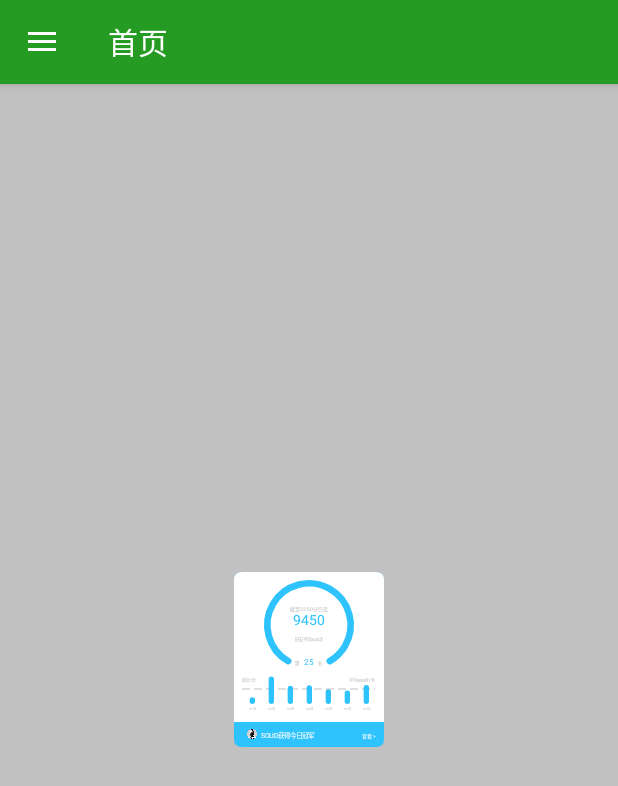
After one commit to burgessjp/MaterialDesignDemo, an Android app: the fragment CustomViewFragment placed in its activity, on a phone screen of 412 x 824 dp. The commit adds this screen. Shown: the top 786 px of the screen. Run offline under Robolectric (Android 15) with nearby library versions, the phone set to English and light mode, and no system bars; our stand-ins replace Picasso; pictures from the network do not load.

Commit message:
增加QQ健康的自定义View

```diff
--- a/app/src/main/java/ren/solid/materialdesigndemo/activity/MainActivity.java
+++ b/app/src/main/java/ren/solid/materialdesigndemo/activity/MainActivity.java
@@ -14,6 +14,7 @@ import ren.solid.materialdesigndemo.R;
 import ren.solid.materialdesigndemo.activity.base.BaseActivity;
 import ren.solid.materialdesigndemo.fragment.AboutFragment;
 import ren.solid.materialdesigndemo.fragment.BlogFragment;
+import ren.solid.materialdesigndemo.fragment.CustomViewFragment;
 import ren.solid.materialdesigndemo.fragment.MainFragment;
 import ren.solid.materialdesigndemo.fragment.base.WebViewFragment;
 import ren.solid.materialdesigndemo.utils.ViewUtils;
@@ -76,6 +77,10 @@ public class MainActivity extends BaseActivity {
                         mToolbar.setTitle("我的博客");
                         switchFragment(BlogFragment.class);
                         break;
+                    case R.id.navigation_item_custom_view:
+                        mToolbar.setTitle("自定义View");
+                        switchFragment(CustomViewFragment.class);
+                        break;
                     case R.id.navigation_item_about:
                         mToolbar.setTitle("关于");
                         switchFragment(AboutFragment.class);
--- /dev/null
+++ b/app/src/main/java/ren/solid/materialdesigndemo/fragment/CustomViewFragment.java
@@ -0,0 +1,27 @@
+package ren.solid.materialdesigndemo.fragment;
+
+import android.graphics.Color;
+import android.view.LayoutInflater;
+import android.view.View;
+import android.view.ViewGroup;
+
+import ren.solid.materialdesigndemo.R;
+import ren.solid.materialdesigndemo.fragment.base.BaseFragment;
+import ren.solid.materialdesigndemo.view.QQHealthView;
+
+/**
+ * Created by _SOLID
+ * Date:2016/4/10
+ * Time:12:54
+ */
+public class CustomViewFragment extends BaseFragment {
+
+    @Override
+    protected View setContentView(LayoutInflater inflater, ViewGroup container) {
+        View view = inflater.inflate(R.layout.fragment_custom_view, container, false);
+        QQHealthView qqHealthView = (QQHealthView) view.findViewById(R.id.qqhealthview);
+        qqHealthView.setSteps(new int[]{100, 15280, 8900, 9200, 6500, 5660, 9450});
+      //  qqHealthView.setThemeColor(Color.parseColor("#00000f"));
+        return view;
+    }
+}
--- a/app/src/main/java/ren/solid/materialdesigndemo/fragment/base/BaseFragment.java
+++ b/app/src/main/java/ren/solid/materialdesigndemo/fragment/base/BaseFragment.java
@@ -26,6 +26,7 @@ public abstract class BaseFragment extends Fragment {
         mContentView = setContentView(inflater, container);
         mContext = getContext();
         mProgressDialog = new ProgressDialog(getMContext());
+        mProgressDialog.setCanceledOnTouchOutside(false);
         init();
         initView();
         initData();
--- /dev/null
+++ b/app/src/main/java/ren/solid/materialdesigndemo/view/QQHealthView.java
@@ -0,0 +1,405 @@
+package ren.solid.materialdesigndemo.view;
+
+import android.content.Context;
+import android.graphics.Bitmap;
+import android.graphics.BitmapFactory;
+import android.graphics.BitmapShader;
+import android.graphics.Canvas;
+import android.graphics.Color;
+import android.graphics.CornerPathEffect;
+import android.graphics.DashPathEffect;
+import android.graphics.Paint;
+import android.graphics.Path;
+import android.graphics.Rect;
+import android.graphics.RectF;
+import android.graphics.Shader;
+import android.support.design.widget.Snackbar;
+import android.util.AttributeSet;
+import android.util.Log;
+import android.view.MotionEvent;
+import android.view.View;
+
+import ren.solid.materialdesigndemo.R;
+import ren.solid.materialdesigndemo.utils.ViewUtils;
+
+/**
+ * Created by _SOLID
+ * Date:2016/4/10
+ * Time:10:35
+ */
+public class QQHealthView extends View {
+
+    private static String TAG = "QQHealthView";
+
+    private int mWidth;//自定义View宽
+    private int mHeight;//自定义View高
+    private int mBackgroundCorner;//背景四角的弧度
+
+    private int mArcCenterX;
+    private int mArcCenterY;
+    private RectF mArcRect;
+
+    private Paint mBackgroundPaint;
+    private Paint mArcPaint;//最上面弧线的画笔
+    private Paint mTextPaint;
+    private Paint mDashLinePaint;//虚线的画笔
+    private Paint mBarPaint;//竖条的画笔
+
+    private int[] mSteps;
+    private float mRatio;
+
+    private Context mContext;
+
+    private int mDefaultThemeColor;//主题色
+    private int mDefaultUpBackgroundColor;//上层默认的背景色
+
+    private float mDefaultArcWidth;
+    private float mDefaultBarWidth;
+
+    private int mThemeColor;
+    private int mUpBackgroundColor;
+    private float mArcWidth;
+    private float mBarWidth;
+    private int mMaxStep;
+    private int mAverageStep;
+    private int mTotalSteps;
+
+    public QQHealthView(Context context) {
+        this(context, null);
+    }
+
+    public QQHealthView(Context context, AttributeSet attrs) {
+        this(context, attrs, 0);
+    }
+
+    public QQHealthView(Context context, AttributeSet attrs, int defStyleAttr) {
+        super(context, attrs, defStyleAttr);
+        //下面这句是关闭硬件加速，防止某些4.0的设备虚线显示为实线的问题
+        //可以在AndroidManifest.xml时的Application标签加上android:hardwareAccelerated=”false”,
+        // 这样整件应用都关闭了硬件加速，虚线可以正常显示，但是，关闭硬件加速对性能有些影响，
+        setLayerType(View.LAYER_TYPE_SOFTWARE, null);
+        mContext = context;
+        init();
+
+    }
+
+    private void init() {
+        mBackgroundPaint = new Paint();
+        mArcPaint = new Paint();
+        mTextPaint = new Paint();
+        mDashLinePaint = new Paint();
+        mBarPaint = new Paint();
+
+
+    }
+
+    //初始化一些默认的值
+    private void initDefaultParameter() {
+        mBackgroundCorner = ViewUtils.dp2px(mContext, 5);
+        mDefaultThemeColor = Color.parseColor("#2EC3FD");
+        mDefaultUpBackgroundColor = Color.WHITE;
+        mDefaultArcWidth = 20.f / 450.f * mWidth;
+        mDefaultBarWidth = 16.f / 450.f * mWidth;
+
+        mThemeColor = mDefaultThemeColor;
+        mUpBackgroundColor = mDefaultUpBackgroundColor;
+        mArcWidth = mDefaultArcWidth;
+        mBarWidth = mDefaultBarWidth;
+
+        mSteps = new int[]{1050, 15280, 8900, 9200, 6500, 5660, 9450};
+        calculateSteps();
+    }
+
+    //初始化画笔
+    private void initPaints() {
+
+        mBackgroundPaint.setAntiAlias(true);
+        mBackgroundPaint.setColor(mThemeColor);
+
+        mArcPaint.setAntiAlias(true);//抗锯齿
+        mArcPaint.setStyle(Paint.Style.STROKE);//空心
+        mArcPaint.setDither(true);//防抖动
+        mArcPaint.setStrokeJoin(Paint.Join.ROUND);//在画笔的连接处是圆滑的
+        mArcPaint.setStrokeCap(Paint.Cap.ROUND);//在画笔的起始处是圆滑的
+        mArcPaint.setPathEffect(new CornerPathEffect(10));//画笔效果
+        mArcPaint.setColor(mThemeColor);//画笔颜色
+        mArcPaint.setStrokeWidth(mArcWidth);//画笔宽度
+
+        mTextPaint.setAntiAlias(true);
+
+        mDashLinePaint.setAntiAlias(true);
+        mDashLinePaint.setColor(Color.parseColor("#C1C1C1"));
+        mDashLinePaint.setStyle(Paint.Style.STROKE);
+        mDashLinePaint.setPathEffect(new DashPathEffect(new float[]{8, 4}, 0));//画虚线
+
+        mBarPaint.setAntiAlias(true);
+        mBarPaint.setColor(mThemeColor);
+        mBarPaint.setStrokeCap(Paint.Cap.ROUND);
+        mBarPaint.setStrokeWidth(mBarWidth);
+
+
+    }
+
+    public void setThemeColor(int color) {
+        mThemeColor = color;
+        invalidate();
+    }
+
+    public void setSteps(int[] steps) {
+        if (steps == null || steps.length == 0) throw new IllegalArgumentException("非法参数");
+        mSteps = steps;
+        calculateSteps();
+        ((View) getParent()).invalidate();
+
+    }
+
+    @Override
+    protected void onDraw(Canvas canvas) {
+        initPaints();
+        float startX;
+        float startY;
+        float stopX;
+        float stopY;
+
+        float xPos;
+        float yPos;
+
+        //1.绘制最下层背景
+        drawBelowBackground(0, 0, mWidth, mHeight, mBackgroundCorner, canvas, mBackgroundPaint);
+        //2.绘制上面的背景
+        mBackgroundPaint.setColor(mUpBackgroundColor);
+        drawUpBackground(0, 0, mWidth, mWidth, mBackgroundCorner, canvas, mBackgroundPaint);
+        //3.绘制圆弧
+        canvas.drawArc(mArcRect, 120, 300, false, mArcPaint);
+        //4.绘制圆弧里面的文字
+        xPos = mArcCenterX;
+        yPos = (int) (mArcCenterY - 40.f / 525.f * mHeight);
+
+        mTextPaint.setTextAlign(Paint.Align.CENTER);
+        mTextPaint.setTextSize(15.f / 450.f * mWidth);
+        mTextPaint.setColor(Color.parseColor("#C1C1C1"));
+        canvas.drawText("截至22:50分已走", mArcCenterX, yPos, mTextPaint);
+
+        mTextPaint.setTextAlign(Paint.Align.CENTER);
+        mTextPaint.setTextSize(42.f / 450.f * mWidth);
+        mTextPaint.setColor(mThemeColor);
+
+        canvas.drawText(mSteps[mSteps.length - 1] + "", mArcCenterX, mArcCenterY, mTextPaint);
+
+        yPos = (int) (mArcCenterY + 50.f / 525.f * mHeight);
+        mTextPaint.setColor(Color.parseColor("#C1C1C1"));
+        mTextPaint.setTextSize(13.f / 450.f * mWidth);
+        canvas.drawText("好友平均5620步", mArcCenterX, yPos, mTextPaint);
+
+        xPos = (int) (mArcCenterX - 35.f / 450.f * mWidth);
+        yPos = (int) (mArcCenterY + 120.f / 525.f * mHeight);
+        canvas.drawText("第", xPos, yPos, mTextPaint);
+        xPos = (int) (mArcCenterX + 35.f / 450.f * mWidth);
+        canvas.drawText("名", xPos, yPos, mTextPaint);
+
+        mTextPaint.setColor(mThemeColor);
+        mTextPaint.setTextSize(24.f / 450.f * mWidth);
+        canvas.drawText("25", mArcCenterX, yPos, mTextPaint);
+
+        //5.绘制圆弧下面的文字
+
+        xPos = (int) (25.f / 450.f * mWidth);
+        yPos = (int) (330.f / 525.f * mHeight);
+        mTextPaint.setTextAlign(Paint.Align.LEFT);
+        mTextPaint.setColor(Color.parseColor("#C1C1C1"));
+        mTextPaint.setTextSize(12.f / 450.f * mWidth);
+        canvas.drawText("最近7天", xPos, yPos, mTextPaint);
+
+        xPos = (int) ((450.f - 25.f) / 450.f * mWidth);
+        yPos = (int) (330.f / 525.f * mHeight);
+        mTextPaint.setTextAlign(Paint.Align.RIGHT);
+        mTextPaint.setColor(Color.parseColor("#C1C1C1"));
+        mTextPaint.setTextSize(12.f / 450.f * mWidth);
+        canvas.drawText("平均" + mAverageStep + "步/天", xPos, yPos, mTextPaint);
+
+        //6.画虚线
+        xPos = (int) (25.f / 450.f * mWidth);
+        yPos = (int) (352.f / 525.f * mHeight);
+        stopX = xPos + (450.f - 50.f) / 450.f * mWidth;
+        stopY = yPos;
+        canvas.drawLine(xPos, yPos, stopX, stopY, mDashLinePaint);
+
+        //7.绘制下面的竖条
+        mTextPaint.setTextAlign(Paint.Align.CENTER);
+        mTextPaint.setTextSize(10.f / 450.f * mWidth);
+        startY = 388.f / 525.f * mHeight;
+        for (int i = 0; i < mSteps.length; i++) {
+            float barHeight = mSteps[i] * 1.f / mAverageStep * 35.f / 525.f * mHeight;
+            startX = 55.f / 450.f * mWidth + i * (57.f / 450.f * mWidth);
+            stopX = startX;
+            stopY = startY - barHeight;
+            canvas.drawLine(startX, startY, stopX, stopY, mBarPaint);
+            canvas.drawText("0" + (i + 1) + "日", startX, startY + 25.f / 525.f * mHeight, mTextPaint);
+        }
+
+        //8.画蓝色层的文字以及头像
+
+        yPos = (mHeight - mWidth) / 2.f + mWidth + 20.f / 450.f * mWidth / 2;
+        xPos = 80.f / 450.f * mWidth;
+
+        mTextPaint.setColor(Color.WHITE);
+        mTextPaint.setTextSize(20.f / 450.f * mWidth);
+        mTextPaint.setTextAlign(Paint.Align.LEFT);
+        canvas.drawText("SOLID获得今日冠军", xPos, yPos, mTextPaint);
+
+
+        //画头像
+        Paint mAvatarPaint = new Paint();
+        mAvatarPaint.setAntiAlias(true);
+        Bitmap bitmap = BitmapFactory.decodeResource(mContext.getResources(), R.drawable.avastar);
+        Rect dst = new Rect();//头像绘制到的矩形
+        int rectWidth = (int) (30.f / 525.f * mHeight);//矩形的宽度
+        dst.top = (int) ((mHeight - mWidth) / 2.f + mWidth - rectWidth / 2.f);
+        dst.left = (int) (xPos - 40.f / 450 * mWidth);
+        dst.bottom = (int) ((mHeight - mWidth) / 2.f + mWidth + rectWidth / 2.f);
+        dst.right = (int) (xPos - 10.f / 450 * mWidth);
+
+        bitmap = toRoundBitmap(bitmap);
+        canvas.drawBitmap(bitmap, null, dst, mAvatarPaint);
+
+        xPos = 425.f / 450.f * mWidth;
+        mTextPaint.setTextAlign(Paint.Align.RIGHT);
+        mTextPaint.setTextSize(15.f / 450.f * mWidth);
+        canvas.drawText("查看 >", xPos, yPos, mTextPaint);
+    }
+
+    //将原始图片转化为圆形图片
+    public Bitmap toRoundBitmap(Bitmap bitmap) {
+        int width = bitmap.getWidth();
+        int height = bitmap.getHeight();
+        int r;
+        if (width > height) {
+            r = height;
+        } else {
+            r = width;
+        }
+        Bitmap backgroundBmp = Bitmap.createBitmap(width,
+                height, Bitmap.Config.ARGB_8888);
+        Canvas canvas = new Canvas(backgroundBmp);
+        Paint paint = new Paint();
+        paint.setAntiAlias(true);
+        RectF rect = new RectF(0, 0, r, r);
+        BitmapShader shader = new BitmapShader(bitmap, Shader.TileMode.CLAMP,
+                Shader.TileMode.CLAMP);
+        paint.setShader(shader);
+        canvas.drawRoundRect(rect, r / 2, r / 2, paint);
+        return backgroundBmp;
+    }
+
+
+    private void calculateSteps() {
+        mTotalSteps = 0;
+        mMaxStep = 0;
+        mAverageStep = 0;
+        for (int i = 0; i < mSteps.length; i++) {
+            mTotalSteps += mSteps[i];
+            if (mMaxStep < mSteps[i]) mMaxStep = mSteps[i];
+
+        }
+        mAverageStep = (int) (mTotalSteps * 1.f / mSteps.length);
+    }
+
+    private void drawBelowBackground(int left, int top, int right, int bottom, int radius, Canvas canvas, Paint paint) {
+        Path path = new Path();
+
+        path.moveTo(left, top);
+
+        path.lineTo(right - radius, top);
+        path.quadTo(right, top, right, top + radius);
+
+        path.lineTo(right, bottom - radius);
+        path.quadTo(right, bottom, right - radius, bottom);
+
+        path.lineTo(left + radius, bottom);
+        path.quadTo(left, bottom, left, bottom - radius);
+
+        path.lineTo(left, top + radius);
+        path.quadTo(left, top, left + radius, top);
+
+        canvas.drawPath(path, paint);
+    }
+
+    private void drawUpBackground(int left, int top, int right, int bottom, int radius, Canvas canvas, Paint paint) {
+        Path path = new Path();
+
+        path.moveTo(left, top);
+
+        path.lineTo(right - radius, top);
+        path.quadTo(right, top, right, top + radius);
+
+        path.lineTo(right, bottom);
+
+        path.lineTo(left, bottom);
+
+        path.lineTo(left, top + radius);
+        path.quadTo(left, top, left + radius, top);
+
+        canvas.drawPath(path, paint);
+    }
+
+    @Override
+    protected void onMeasure(int widthMeasureSpec, int heightMeasureSpec) {
+        mRatio = 450.f / 525.f;//自定义View的宽高比例
+
+        int defaultWidth = Integer.MAX_VALUE;
+
+        int width;
+        int height;
+
+        int widthMode = MeasureSpec.getMode(widthMeasureSpec);
+        int widthSize = MeasureSpec.getSize(widthMeasureSpec);
+        int heightMode = MeasureSpec.getMode(heightMeasureSpec);
+        int heightSize = MeasureSpec.getSize(heightMeasureSpec);
+
+        if (widthMode == MeasureSpec.EXACTLY || widthMode == MeasureSpec.AT_MOST) {
+            width = widthSize;
+        } else {
+            width = defaultWidth;
+        }
+
+        int defaultHeight = (int) (width * 1.f / mRatio);
+
+        height = defaultHeight;
+
+        initDemension(width, height);
+        initDefaultParameter();
+
+        setMeasuredDimension(width, height);
+        Log.i(TAG, "width:" + width + "| height:" + height);
+
+    }
+
+    @Override
+    public boolean onTouchEvent(MotionEvent event) {
+        RectF rectF = new RectF();
+        rectF.top = mWidth;
+        rectF.left = 380.f / 450.f * mWidth;
+        rectF.right = mWidth;
+        rectF.bottom = mHeight;
+        if (rectF.contains(event.getX(), event.getY())) {//当前点击的坐标在右下角的范围内
+            //在这里可以做点击事件的监听
+            Snackbar.make(this, "Click", Snackbar.LENGTH_SHORT).show();
+            return true;
+        } else {
+            return super.onTouchEvent(event);
+        }
+    }
+
+    private void initDemension(int width, int height) {
+        mWidth = width;
+        mHeight = height;
+
+        mArcCenterX = (int) (mWidth / 2.f);
+        mArcCenterY = (int) (160.f / 525.f * mHeight);
+        mArcRect = new RectF();
+        mArcRect.left = mArcCenterX - 125.f / 450.f * mWidth;
+        mArcRect.top = mArcCenterY - 125.f / 525.f * mHeight;
+        mArcRect.right = mArcCenterX + 125.f / 450.f * mWidth;
+        mArcRect.bottom = mArcCenterY + 125.f / 525.f * mHeight;
+    }
+}
--- /dev/null
+++ b/app/src/main/res/layout/fragment_custom_view.xml
@@ -0,0 +1,15 @@
+<?xml version="1.0" encoding="utf-8"?>
+<LinearLayout xmlns:android="http://schemas.android.com/apk/res/android"
+    android:layout_width="match_parent"
+    android:layout_height="match_parent"
+    android:background="#c1c1c1"
+    android:gravity="center"
+    android:orientation="vertical"
+    android:padding="20dp">
+
+
+    <ren.solid.materialdesigndemo.view.QQHealthView
+        android:id="@+id/qqhealthview"
+        android:layout_width="100dp"
+        android:layout_height="0dp" />
+</LinearLayout>
--- a/app/src/main/res/menu/drawer.xml
+++ b/app/src/main/res/menu/drawer.xml
@@ -12,6 +12,10 @@
             android:id="@+id/navigation_item_blog"
             android:icon="@drawable/iconfont_blog"
             android:title="我的博客" />
+        <item
+            android:id="@+id/navigation_item_custom_view"
+            android:icon="@drawable/iconfont_custom_view"
+            android:title="自定义View" />
 
         <item
             android:id="@+id/navigation_item_about"
```
Also changed, not shown: app/src/main/res/drawable/iconfont_custom_view.png (added).
